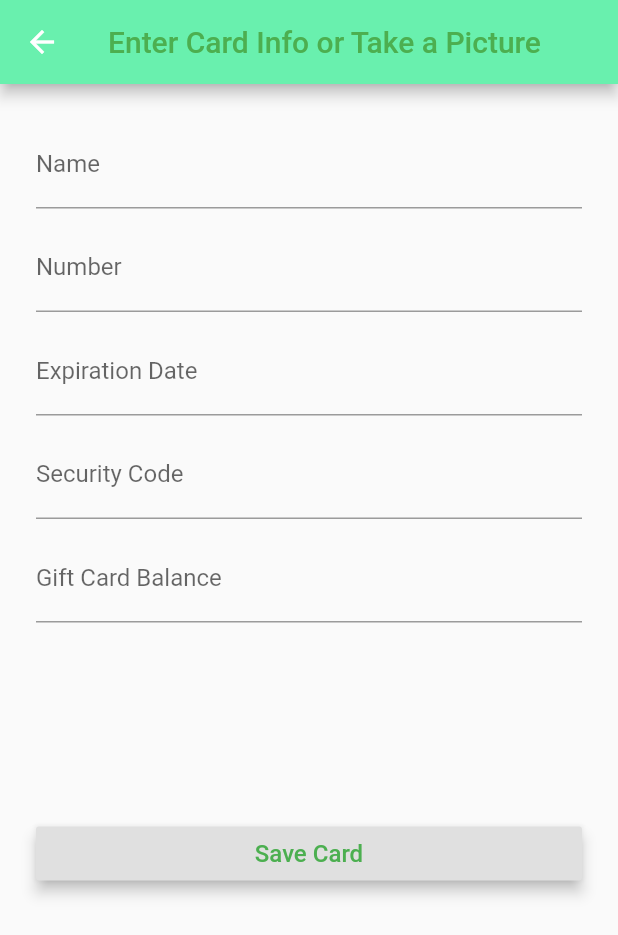
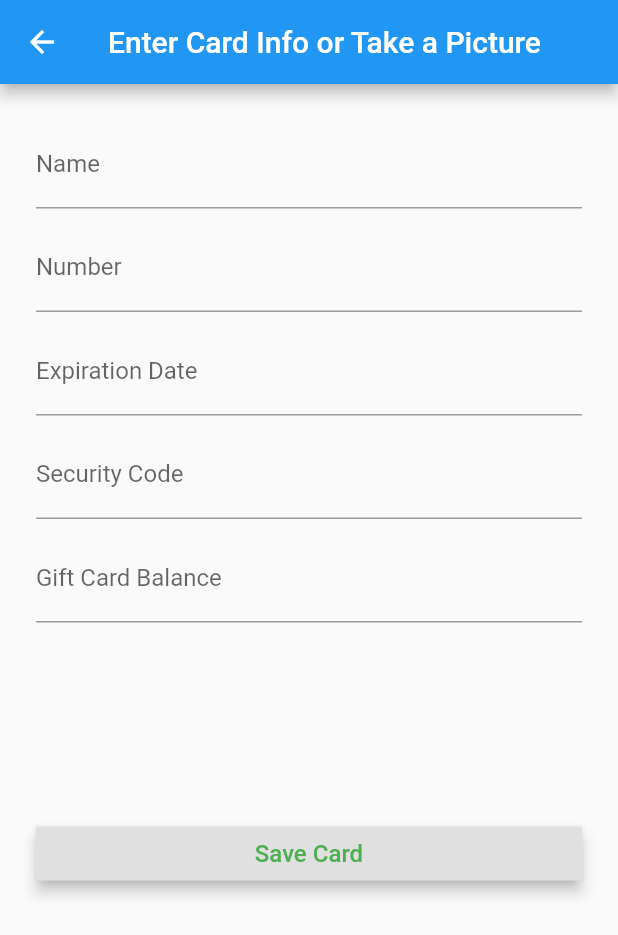
Before and after one commit to jonasccosta/Comp-225-Flutter-Giftcards, a Flutter app: the CreateNewCardScreen screen opened directly, on a phone screen of 412 x 824 dp. Shown: the top 935 px of the screen. Run offline on Flutter 3.47's test engine with Material 2 defaults, Android fonts, the phone set to English and light mode, and no system bars; our stand-ins replace sqflite; accounts and stored records are empty.

Commit message:
Finally actually changed UI colors & Buttons

```diff
--- a/lib/Card_Info_Screen.dart
+++ b/lib/Card_Info_Screen.dart
@@ -59,7 +59,7 @@ class CardInfoScreenState extends State<CardInfoScreen>{
               Container(
                 padding: EdgeInsets.all(10.0),
                 child: Text(
-                   "Balance: " + card.balance, //giftcard.getRemainingAmount?
+                   "Balance: \$" + card.balance, //giftcard.getRemainingAmount?
                     style: TextStyle(
                         fontSize: 25.0,
                       color: Colors.black38
--- a/lib/Create_New_Card_Screen.dart
+++ b/lib/Create_New_Card_Screen.dart
@@ -192,9 +192,9 @@ class CreateNewCardScreenState extends State<CreateNewCardScreen> {
       resizeToAvoidBottomPadding: false,
 
       appBar: AppBar(
-          title: Text("Enter Card Info or Take a Picture", style: TextStyle(color: Colors.green, fontSize: 20.0)),
+          title: Text("Enter Card Info or Take a Picture", style: TextStyle(color: Colors.white, fontSize: 20.0)),
           centerTitle: true,
-          backgroundColor: Colors.greenAccent
+          backgroundColor: Colors.blue
       ),
 
       body: Container(
```
Also changed, not shown: lib/Home_Screen.dart (+20 -9 lines).
